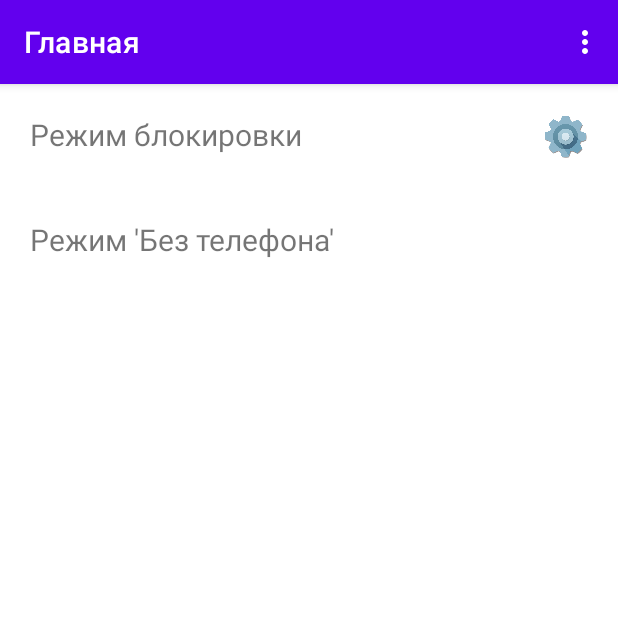
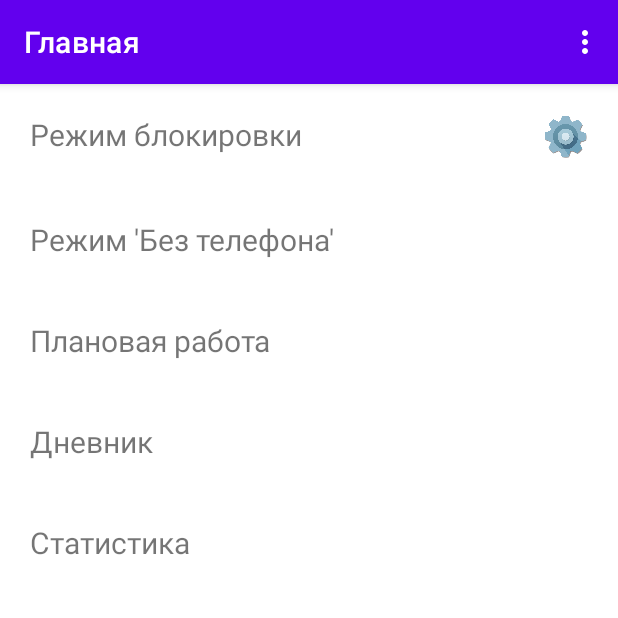
Before and after one commit to Easyboom24/Save_your_time, an Android app: the screen it shows after launch (MainActivity), on a phone screen of 412 x 824 dp, the top half of it. Run offline under Robolectric (Android 15) with nearby library versions, the phone set to English and light mode, and no system bars.

Commit message:
Переделка стилей

```diff
--- a/app/src/main/AndroidManifest.xml
+++ b/app/src/main/AndroidManifest.xml
@@ -9,6 +9,12 @@
         android:roundIcon="@mipmap/ic_launcher_round"
         android:supportsRtl="true"
         android:theme="@style/Theme.Save_Your_Time">
+        <activity
+            android:name=".BlockFullActivity"
+            android:configChanges="orientation|keyboardHidden|screenSize"
+            android:exported="false"
+            android:label="@string/title_activity_block_full"
+            android:theme="@style/Theme.Save_Your_Time.Fullscreen" />
         <activity
             android:name=".OneDiaryActivity"
             android:exported="false" />
--- a/app/src/main/res/layout/activity_main.xml
+++ b/app/src/main/res/layout/activity_main.xml
@@ -54,7 +54,8 @@
         android:orientation="horizontal"
         android:padding="20dp"
         android:clickable="true"
-        android:focusable="true">
+        android:focusable="true"
+        android:onClick="openOn">
 
 
         <TextView
@@ -64,4 +65,67 @@
             android:text="Режим 'Без телефона'"
             android:layout_weight="1"/>
     </LinearLayout>
+
+    <LinearLayout
+        android:id = "@+id/planWork"
+        app:layout_constraintLeft_toLeftOf="parent"
+        app:layout_constraintTop_toBottomOf="@+id/without"
+        android:layout_width="match_parent"
+        android:layout_height="wrap_content"
+        android:orientation="horizontal"
+        android:padding="20dp"
+        android:clickable="true"
+        android:focusable="true"
+        android:onClick="openOn">
+
+
+        <TextView
+            android:layout_width="0dp"
+            android:textSize="20sp"
+            android:layout_height="wrap_content"
+            android:text="Плановая работа"
+            android:layout_weight="1"/>
+    </LinearLayout>
+
+    <LinearLayout
+        android:id = "@+id/diary"
+        app:layout_constraintLeft_toLeftOf="parent"
+        app:layout_constraintTop_toBottomOf="@+id/planWork"
+        android:layout_width="match_parent"
+        android:layout_height="wrap_content"
+        android:orientation="horizontal"
+        android:padding="20dp"
+        android:clickable="true"
+        android:focusable="true"
+        android:onClick="openDiary">
+
+
+        <TextView
+            android:layout_width="0dp"
+            android:textSize="20sp"
+            android:layout_height="wrap_content"
+            android:text="Дневник"
+            android:layout_weight="1"/>
+    </LinearLayout>
+
+    <LinearLayout
+        android:id = "@+id/statistics"
+        app:layout_constraintLeft_toLeftOf="parent"
+        app:layout_constraintTop_toBottomOf="@+id/diary"
+        android:layout_width="match_parent"
+        android:layout_height="wrap_content"
+        android:orientation="horizontal"
+        android:padding="20dp"
+        android:clickable="true"
+        android:focusable="true">
+
+
+        <TextView
+            android:layout_width="0dp"
+            android:textSize="20sp"
+            android:layout_height="wrap_content"
+            android:text="Статистика"
+            android:layout_weight="1"/>
+    </LinearLayout>
+
 </androidx.constraintlayout.widget.ConstraintLayout>
--- a/app/src/main/res/menu/main_menu.xml
+++ b/app/src/main/res/menu/main_menu.xml
@@ -1,7 +1,7 @@
 <?xml version="1.0" encoding="utf-8"?>
 <menu xmlns:android="http://schemas.android.com/apk/res/android">
     <item
-        android:id="@+id/action_diary"
+        android:id="@+id/blockScreen"
         android:orderInCategory="1"
-        android:title="Дневник" />
+        android:title="Экран блокировки" />
 </menu>
--- a/app/src/main/res/values-night/themes.xml
+++ b/app/src/main/res/values-night/themes.xml
@@ -13,4 +13,9 @@
         <item name="android:statusBarColor" tools:targetApi="l">?attr/colorPrimaryVariant</item>
         <!-- Customize your theme here. -->
     </style>
+
+    <style name="ThemeOverlay.Save_Your_Time.FullscreenContainer" parent="">
+        <item name="fullscreenBackgroundColor">@color/light_blue_900</item>
+        <item name="fullscreenTextColor">@color/light_blue_A400</item>
+    </style>
 </resources>
--- /dev/null
+++ b/app/src/main/res/values/attrs.xml
@@ -0,0 +1,6 @@
+<resources>
+    <declare-styleable name="FullscreenAttrs">
+        <attr name="fullscreenBackgroundColor" format="color" />
+        <attr name="fullscreenTextColor" format="color" />
+    </declare-styleable>
+</resources>
--- a/app/src/main/res/values/colors.xml
+++ b/app/src/main/res/values/colors.xml
@@ -7,4 +7,9 @@
     <color name="teal_700">#FF018786</color>
     <color name="black">#FF000000</color>
     <color name="white">#FFFFFFFF</color>
+    <color name="light_blue_600">#FF039BE5</color>
+    <color name="light_blue_900">#FF01579B</color>
+    <color name="light_blue_A200">#FF40C4FF</color>
+    <color name="light_blue_A400">#FF00B0FF</color>
+    <color name="black_overlay">#66000000</color>
 </resources>
--- a/app/src/main/res/values/strings.xml
+++ b/app/src/main/res/values/strings.xml
@@ -25,4 +25,8 @@
 
     <string name="hello_first_fragment">Hello first fragment</string>
     <string name="hello_second_fragment">Hello second fragment. Arg: %1$s</string>
+    <string name="title_activity_block_full">BlockFullActivity</string>
+    <string name="dummy_button">Dummy Button</string>
+    <string name="dummy_content">DUMMY\nCONTENT</string>
+    <string name="title_activity_without">WithoutActivity</string>
 </resources>
--- /dev/null
+++ b/app/src/main/res/values/styles.xml
@@ -0,0 +1,11 @@
+<resources>
+
+    <style name="Widget.Theme.Save_Your_Time.ActionBar.Fullscreen" parent="Widget.AppCompat.ActionBar">
+        <item name="android:background">@color/black_overlay</item>
+    </style>
+
+    <style name="Widget.Theme.Save_Your_Time.ButtonBar.Fullscreen" parent="">
+        <item name="android:background">@color/black_overlay</item>
+        <item name="android:buttonBarStyle">?android:attr/buttonBarStyle</item>
+    </style>
+</resources>
--- a/app/src/main/res/values/themes.xml
+++ b/app/src/main/res/values/themes.xml
@@ -22,4 +22,17 @@
     <style name="Theme.Save_Your_Time.AppBarOverlay" parent="ThemeOverlay.AppCompat.Dark.ActionBar" />
 
     <style name="Theme.Save_Your_Time.PopupOverlay" parent="ThemeOverlay.AppCompat.Light" />
+
+    <style name="Theme.Save_Your_Time.Fullscreen" parent="Theme.Save_Your_Time">
+        <item name="android:actionBarStyle">
+            @style/Widget.Theme.Save_Your_Time.ActionBar.Fullscreen
+        </item>
+        <item name="android:windowActionBarOverlay">true</item>
+        <item name="android:windowBackground">@null</item>
+    </style>
+
+    <style name="ThemeOverlay.Save_Your_Time.FullscreenContainer" parent="">
+        <item name="fullscreenBackgroundColor">@color/light_blue_600</item>
+        <item name="fullscreenTextColor">@color/light_blue_A200</item>
+    </style>
 </resources>
```
Also changed, not shown: app/src/main/java/com/example/save_your_time/BlockFullActivity.java (added, +187 -0 lines), app/src/main/java/com/example/save_your_time/MainActivity.java (+7 -2 lines), app/src/main/java/com/example/save_your_time/OnActivity.java (+14 -3 lines), app/src/main/res/layout/activity_block_full.xml (added, +59 -0 lines), app/src/main/res/layout/activity_on.xml (+34 -7 lines).
